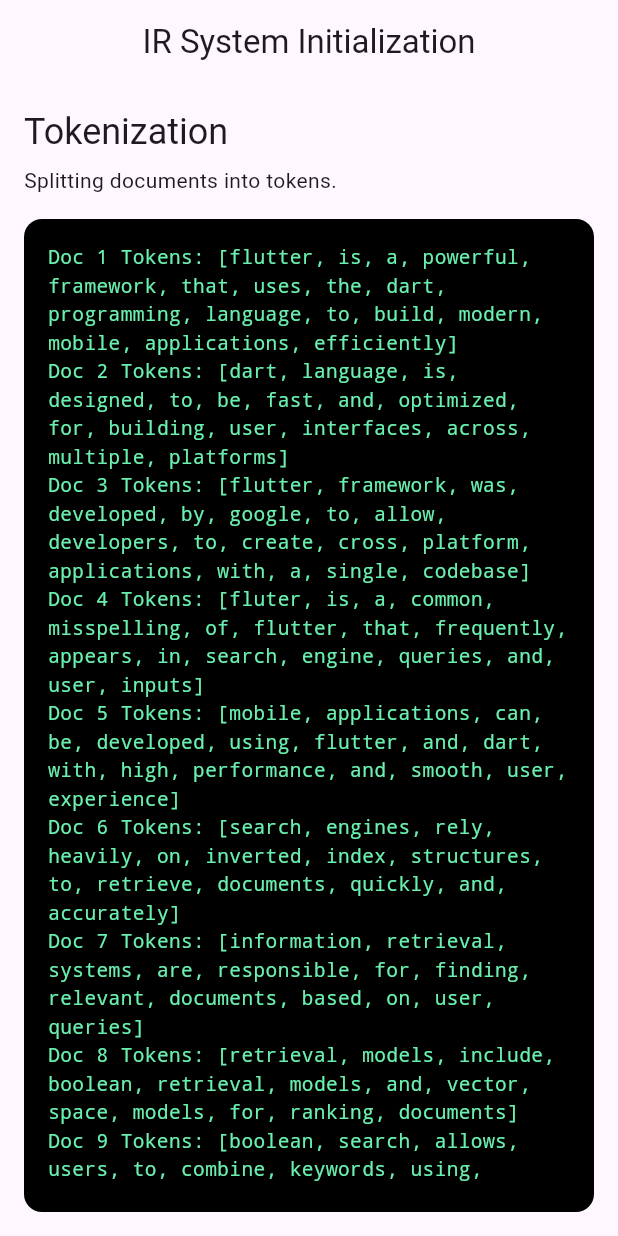
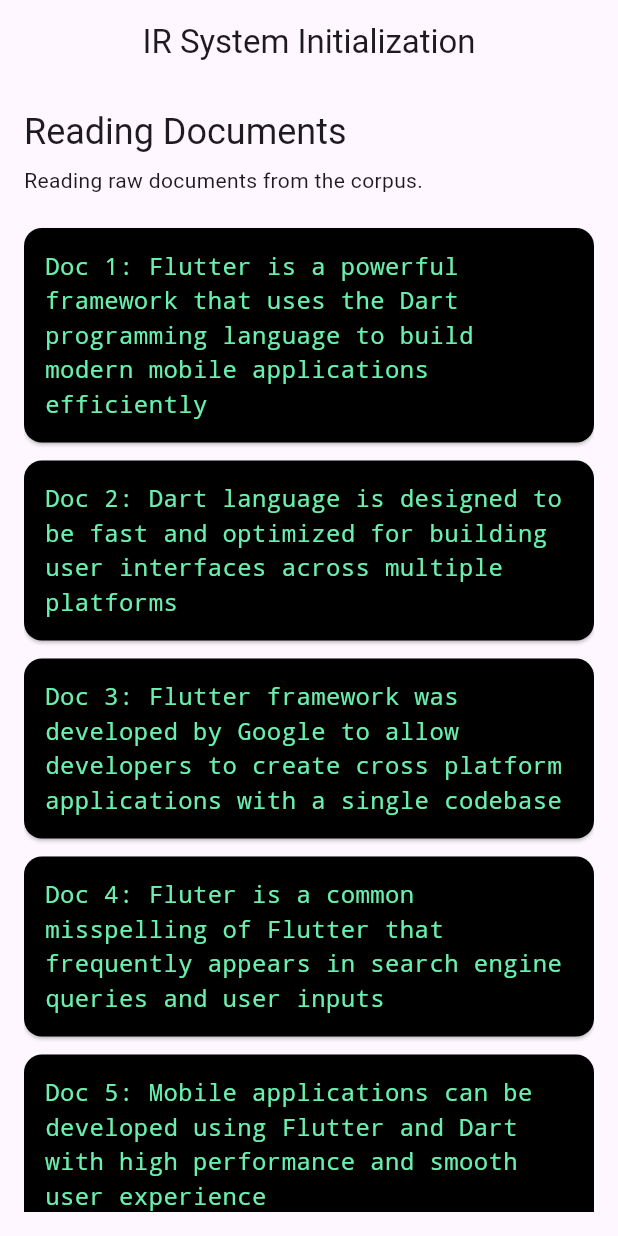
Before and after one commit to mohamedagm/IR-Explorer, a Flutter app: the screen it shows after launch, on a phone screen of 412 x 824 dp. Run offline on Flutter 3.47's test engine with Material 3 defaults, Android fonts, the phone set to English and light mode, and no system bars.

Commit message:
Refactor InitializationView to improve output handling and scene timing

```diff
--- a/lib/ui/initialization_view.dart
+++ b/lib/ui/initialization_view.dart
@@ -21,7 +21,7 @@ class _InitializationViewState extends State<InitializationView> {
 
   String title = '';
   String description = '';
-  String output = '';
+  final List<String> outputLines = [];
 
   @override
   void initState() {
@@ -33,7 +33,7 @@ class _InitializationViewState extends State<InitializationView> {
     await _scene(
       titleText: 'Reading Documents',
       descriptionText: 'Reading raw documents from the corpus.',
-      seconds: 4,
+      waitAfterDone: 1,
       buildOutput: () {
         final b = StringBuffer();
         corpus.forEach((id, text) {
@@ -43,11 +43,10 @@ class _InitializationViewState extends State<InitializationView> {
       },
     );
 
-    /// 2️⃣ Tokenization
     await _scene(
       titleText: 'Tokenization',
       descriptionText: 'Splitting documents into tokens.',
-      seconds: 3,
+      waitAfterDone: 1,
       buildOutput: () {
         final b = StringBuffer();
         corpus.forEach((id, text) {
@@ -57,11 +56,10 @@ class _InitializationViewState extends State<InitializationView> {
       },
     );
 
-    /// 3️⃣ Stopword Removal
     await _scene(
       titleText: 'Stopword Removal',
       descriptionText: 'Removing common stopwords from tokens.',
-      seconds: 3,
+      waitAfterDone: 1,
       buildOutput: () {
         final b = StringBuffer();
         corpus.forEach((id, text) {
@@ -73,11 +71,10 @@ class _InitializationViewState extends State<InitializationView> {
       },
     );
 
-    /// 4️⃣ Stemming
     await _scene(
       titleText: 'Stemming',
       descriptionText: 'Reducing tokens to their root form.',
-      seconds: 3,
+      waitAfterDone: 1,
       buildOutput: () {
         final b = StringBuffer();
         corpus.forEach((id, text) {
@@ -90,13 +87,12 @@ class _InitializationViewState extends State<InitializationView> {
       },
     );
 
-    /// 5️⃣ Build Indexes
     index = buildIndex(corpus);
 
     await _scene(
       titleText: 'Inverted Index',
       descriptionText: 'Mapping terms to document IDs.',
-      seconds: 4,
+      waitAfterDone: 1,
       buildOutput: () {
         final b = StringBuffer();
         index.postings.forEach((term, docs) {
@@ -109,7 +105,7 @@ class _InitializationViewState extends State<InitializationView> {
     await _scene(
       titleText: 'Positional Index',
       descriptionText: 'Storing term positions inside documents.',
-      seconds: 4,
+      waitAfterDone: 1,
       buildOutput: () {
         final b = StringBuffer();
         index.positional.forEach((term, pos) {
@@ -119,14 +115,13 @@ class _InitializationViewState extends State<InitializationView> {
       },
     );
 
-    /// 6️⃣ Soundex
     soundexIndex = SoundexIndex();
     soundexIndex.buildFromInvertedIndex(index);
 
     await _scene(
       titleText: 'Soundex Index',
       descriptionText: 'Grouping phonetically similar terms.',
-      seconds: 4,
+      waitAfterDone: 1,
       buildOutput: () {
         final b = StringBuffer();
         soundexIndex.codeToTerms.forEach((code, terms) {
@@ -136,11 +131,10 @@ class _InitializationViewState extends State<InitializationView> {
       },
     );
 
-    /// 7️⃣ Ready
     await _scene(
       titleText: 'System Ready',
       descriptionText: 'All preprocessing and indexing steps completed.',
-      seconds: 2,
+      waitAfterDone: 1,
       buildOutput: () => '✔ IR Search Engine is ready.',
     );
 
@@ -155,21 +149,30 @@ class _InitializationViewState extends State<InitializationView> {
     required String titleText,
     required String descriptionText,
     required String Function() buildOutput,
-    required int seconds,
+    required int waitAfterDone,
   }) async {
     setState(() {
       title = titleText;
       description = descriptionText;
-      output = 'Processing...';
+      outputLines.clear();
     });
 
-    await Future.delayed(const Duration(milliseconds: 600));
+    await Future.delayed(const Duration(seconds: 1));
+
+    final fullOutput = buildOutput();
+    final lines = fullOutput.split('\n');
+
+    for (final line in lines) {
+      if (!mounted) return;
 
       setState(() {
-      output = buildOutput();
+        outputLines.add(line);
       });
 
-    await Future.delayed(Duration(seconds: seconds));
+      await Future.delayed(const Duration(milliseconds: 300));
+    }
+
+    await Future.delayed(Duration(seconds: waitAfterDone));
   }
 
   @override
@@ -189,23 +192,29 @@ class _InitializationViewState extends State<InitializationView> {
             Text(description),
             const SizedBox(height: 16),
             Expanded(
-              child: Container(
-                width: double.infinity,
-                padding: const EdgeInsets.all(16),
-                decoration: BoxDecoration(
+              child: ListView.builder(
+                itemCount: outputLines.length,
+                itemBuilder: (context, index) {
+                  final line = outputLines[index];
+                  return Card(
                     color: Colors.black,
+                    margin: const EdgeInsets.symmetric(vertical: 6),
+                    shape: RoundedRectangleBorder(
                       borderRadius: BorderRadius.circular(12),
                     ),
-                child: SingleChildScrollView(
+                    child: Padding(
+                      padding: const EdgeInsets.all(14),
                       child: Text(
-                    output,
+                        line,
                         style: const TextStyle(
                           color: Colors.greenAccent,
                           fontFamily: 'monospace',
-                      fontSize: 13,
+                          fontSize: 16,
                         ),
                       ),
                     ),
+                  );
+                },
               ),
             ),
           ],
```
Lines whose indentation alone changed are shown as unchanged.
